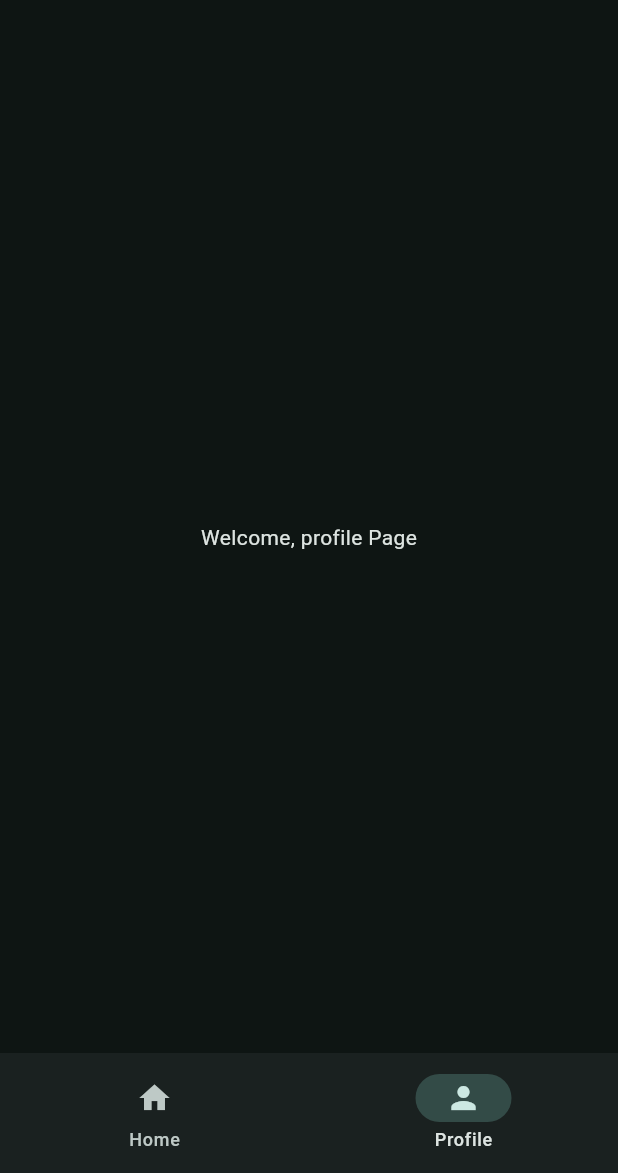
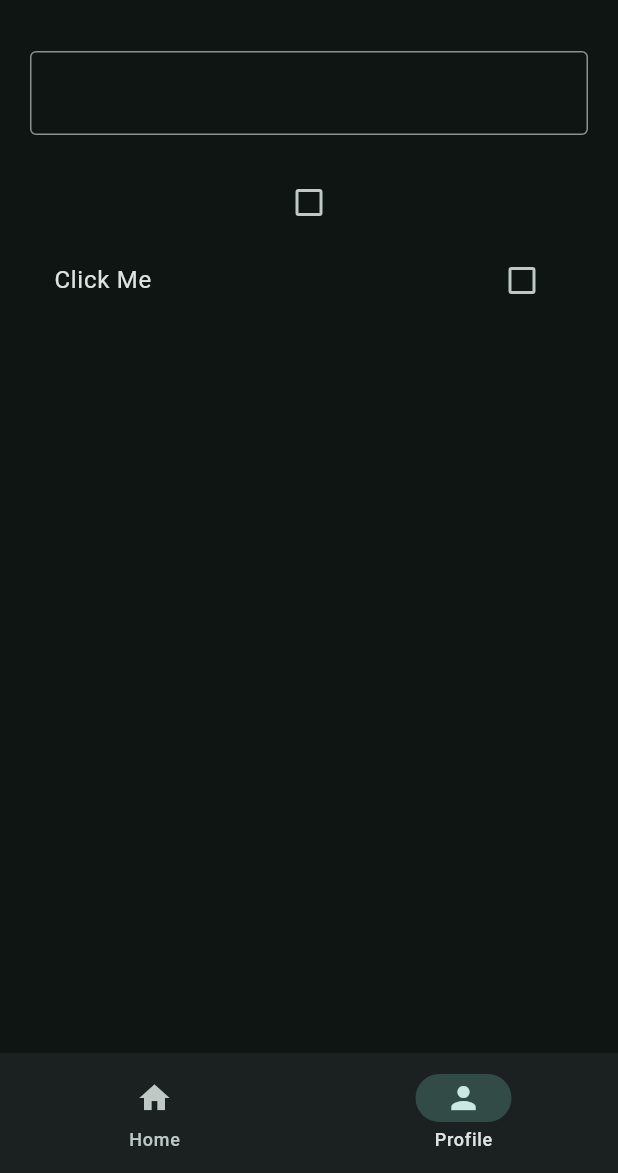
Before and after one commit to murimicj/flutter_udemy, a Flutter app: the screen it shows after launch, item 2 of the bottom bar chosen, on a phone screen of 412 x 824 dp, the part 63-1236 px from its top. Run offline on Flutter 3.47's test engine with Material 3 defaults, Android fonts, the phone set to English and light mode, and no system bars.

Commit message:
User Input

```diff
--- a/practice_app/lib/views/pages/profile_page.dart
+++ b/practice_app/lib/views/pages/profile_page.dart
@@ -1,12 +1,51 @@
 import 'package:flutter/material.dart';
 
-class ProfilePage extends StatelessWidget {
+class ProfilePage extends StatefulWidget {
   const ProfilePage({super.key});
 
   @override
+  State<ProfilePage> createState() => _ProfilePageState();
+}
+
+class _ProfilePageState extends State<ProfilePage> {
+  TextEditingController controller = TextEditingController();
+  bool? isChecked = false;
+  @override
   Widget build(BuildContext context) {
-    return Center(
-      child: Text("Welcome, profile Page"),
+    return Padding(
+      padding: const EdgeInsets.all(20.0),
+      child: Column(
+        children: [
+          TextField(
+            controller: controller,
+            decoration: InputDecoration(
+              border: OutlineInputBorder(),
+            ),
+            onEditingComplete: ()=> setState(() {
+
+            }),
+          ),
+          Text(controller.text),
+          Checkbox(
+            tristate: true,
+            value: isChecked,
+            onChanged: (bool? value) {
+              setState(() {
+                isChecked = value;
+              });
+            },
+          ),
+          CheckboxListTile(
+            tristate: true,
+            title: Text('Click Me'),
+              value: isChecked,
+              onChanged: (bool? value) {
+                setState(() {
+                  isChecked = value;
+                });
+              })
+        ],
+      ),
     );
   }
 }
```
